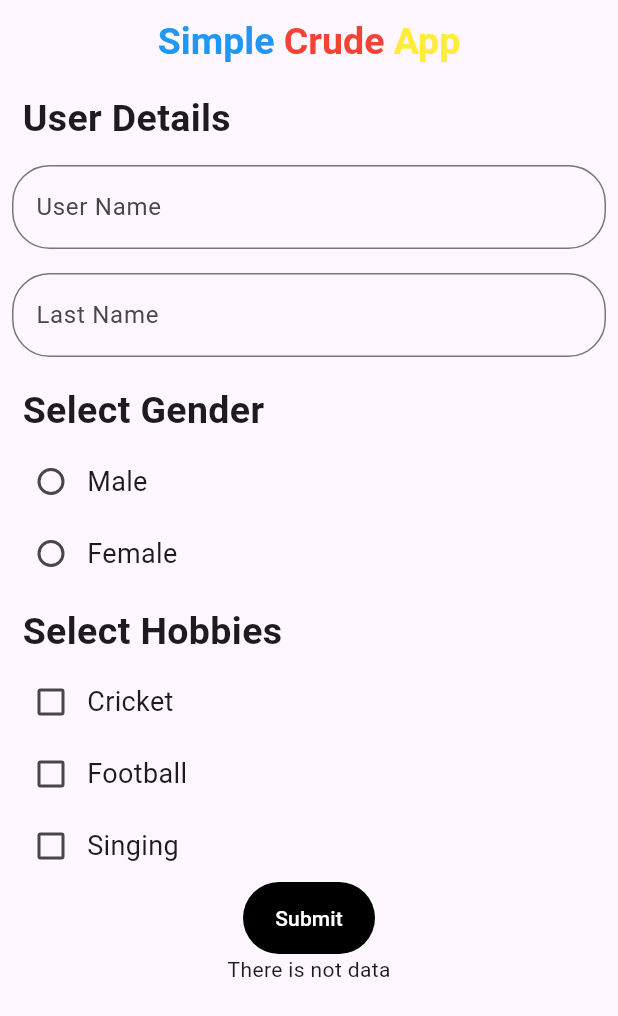
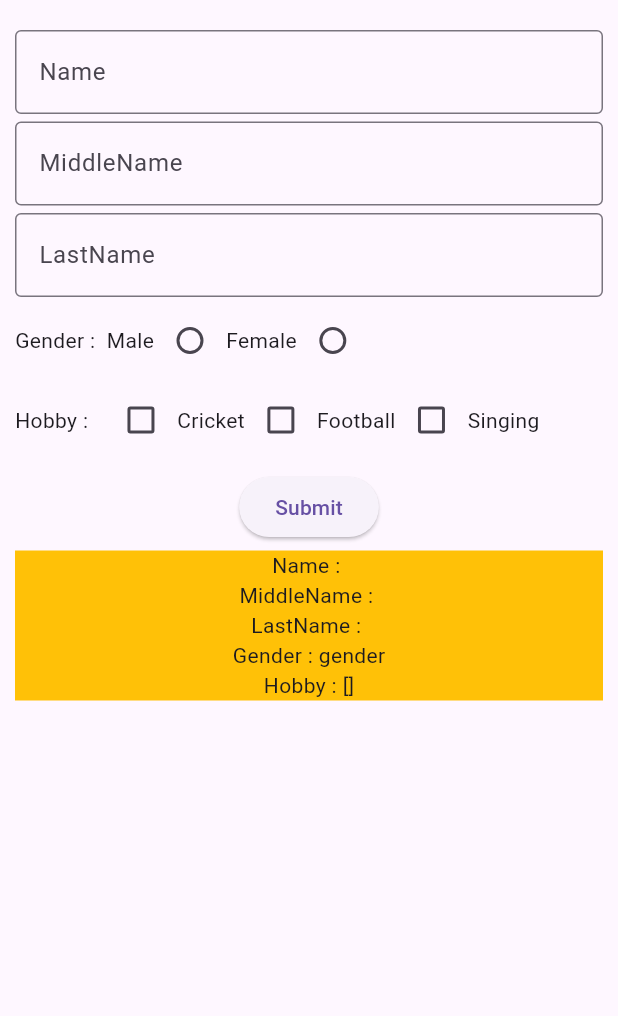
Before and after one commit to veerbhayani/stream_demo, a Flutter app: the screen it shows after launch, after a tap on "Submit", on a phone screen of 412 x 824 dp. Shown: the top 1016 px of the screen. Run offline on Flutter 3.47's test engine with Material 2 defaults, Android fonts, the phone set to English and light mode, and no system bars.

Commit message:
data not getting solved

```diff
--- a/lib/main.dart
+++ b/lib/main.dart
@@ -17,7 +17,7 @@ class MyApp extends StatelessWidget {
         useMaterial3: true,
       ),
       debugShowCheckedModeBanner: false,
-      home: const SimpleCrudApp(),
+      home: const SimpleCrudeApp(),
     );
   }
 }
--- a/lib/my_practice/simple_crud_app_demo/simple_crud_app.dart
+++ b/lib/my_practice/simple_crud_app_demo/simple_crud_app.dart
@@ -1,137 +1,67 @@
 import 'package:flutter/material.dart';
 import 'package:stream_demo/my_practice/simple_crud_app_demo/simple_crud_stream.dart';
 
-class SimpleCrudApp extends StatelessWidget {
-  const SimpleCrudApp({super.key});
+class SimpleCrudeApp extends StatelessWidget {
+  const SimpleCrudeApp({super.key});
 
   @override
   Widget build(BuildContext context) {
     return Scaffold(
-      appBar: AppBar(
-        centerTitle: true,
-        title: const Text.rich(
-          TextSpan(
-            text: 'Simple',
-            style: TextStyle(
-              color: Colors.blue,
-              fontWeight: FontWeight.bold,
-              fontSize: 25,
-            ),
+      body: Padding(
+        padding: const EdgeInsets.symmetric(horizontal: 10, vertical: 20),
+        child: Column(
           children: [
-              TextSpan(
-                text: ' Crude',
-                style: TextStyle(
-                  color: Colors.red,
-                  fontWeight: FontWeight.bold,
-                  fontSize: 25,
-                ),
-              ),
-              TextSpan(
-                text: ' App',
-                style: TextStyle(
-                  color: Colors.yellow,
-                  fontWeight: FontWeight.bold,
-                  fontSize: 25,
-                ),
-              ),
-            ],
+            StreamBuilder(
+              stream: SimpleCrudStream.nameStreamController,
+              builder: (context, snapshot) => TextField(
+                controller: SimpleCrudStream.txtNameEditingController,
+                decoration: const InputDecoration(
+                  border: OutlineInputBorder(),
+                  hintText: 'Name',
+                  labelText: 'Name',
                 ),
               ),
             ),
-      body: ListView(
-        children: [
-          const Padding(
-            padding: EdgeInsets.only(
-              left: 15,
-              top: 5,
-              bottom: 5,
-            ),
-            child: Text(
-              "User Details",
-              style: TextStyle(
-                fontSize: 25,
-                fontWeight: FontWeight.w600,
+            const SizedBox(height: 5),
+            StreamBuilder(
+              stream: SimpleCrudStream.middleNameStreamController,
+              builder: (context, snapshot) => TextField(
+                controller: SimpleCrudStream.txtMiddleNameEditingController,
+                decoration: const InputDecoration(
+                  border: OutlineInputBorder(),
+                  hintText: 'MiddleName',
+                  labelText: 'MiddleName',
                 ),
               ),
             ),
-          Padding(
-            padding: const EdgeInsets.all(8.0),
-            child: TextField(
-              controller: SimpleCrudStream.txtNameEditingController,
+            const SizedBox(height: 5),
+            StreamBuilder(
+              stream: SimpleCrudStream.lastNameStreamController,
+              builder: (context, snapshot) => TextField(
+                controller: SimpleCrudStream.txtLastNameEditingController,
                 decoration: const InputDecoration(
-                border: OutlineInputBorder(
-                  borderRadius: BorderRadius.all(
-                    Radius.circular(
-                      25,
+                  border: OutlineInputBorder(),
+                  hintText: 'LastName',
+                  labelText: 'LastName',
                 ),
               ),
             ),
-                hintText: 'User Name',
-                labelText: 'User Name',
-              ),
-            ),
-          ),
-          Padding(
-            padding: const EdgeInsets.all(8.0),
-            child: TextField(
-              controller: SimpleCrudStream.txtLastNameEditingController,
-              decoration: const InputDecoration(
-                border: OutlineInputBorder(
-                  borderRadius: BorderRadius.all(
-                    Radius.circular(
-                      25,
-                    ),
-                  ),
-                ),
-                hintText: 'Last Name',
-                labelText: 'Last Name',
-              ),
-            ),
-          ),
-          const Padding(
-            padding: EdgeInsets.only(
-              left: 15,
-              top: 10,
-              bottom: 5,
-            ),
-            child: Text(
-              "Select Gender",
-              style: TextStyle(
-                fontSize: 25,
-                fontWeight: FontWeight.w600,
-              ),
-            ),
-          ),
+            const SizedBox(height: 5),
             StreamBuilder(
               stream: SimpleCrudStream.genderStreamController,
-            builder: (context, snapshot) => Column(
+              builder: (context, snapshot) => Row(
                 children: [
-                Padding(
-                  padding: const EdgeInsets.only(left: 10),
-                  child: Row(
-                    children: [
+                  const Text('Gender :  '),
+                  const Text('Male'),
                   Radio(
                     value: SimpleCrudStream.male,
                     groupValue: SimpleCrudStream.gender,
                     onChanged: (value) {
-                          SimpleCrudStream.gender =
-                              SimpleCrudStream.genderControllerValue = value!;
+                      SimpleCrudStream.genderControllerValue =
+                          SimpleCrudStream.gender = value!;
                     },
                   ),
-                      const Text(
-                        'Male',
-                        style: TextStyle(
-                          fontSize: 18,
-                          fontWeight: FontWeight.w400,
-                        ),
-                      ),
-                    ],
-                  ),
-                ),
-                Padding(
-                  padding: const EdgeInsets.only(left: 10),
-                  child: Row(
-                    children: [
+                  const Text('Female'),
                   Radio(
                     value: SimpleCrudStream.feMale,
                     groupValue: SimpleCrudStream.gender,
@@ -140,39 +70,13 @@ class SimpleCrudApp extends StatelessWidget {
                           SimpleCrudStream.gender = value!;
                     },
                   ),
-                      const Text(
-                        'Female',
-                        style: TextStyle(
-                          fontSize: 18,
-                          fontWeight: FontWeight.w400,
-                        ),
-                      ),
                 ],
               ),
             ),
-              ],
-            ),
-          ),
-          const Padding(
-            padding: EdgeInsets.only(
-              left: 15,
-              top: 10,
-              bottom: 5,
-            ),
-            child: Text(
-              "Select Hobbies",
-              style: TextStyle(
-                fontSize: 25,
-                fontWeight: FontWeight.w600,
-              ),
-            ),
-          ),
-          Column(
+            const SizedBox(height: 5),
+            Row(
               children: [
-              Padding(
-                padding: const EdgeInsets.only(left: 10),
-                child: Row(
-                  children: [
+                const Text('Hobby :   '),
                 StreamBuilder(
                   stream: SimpleCrudStream.hobbyCricketStreamController,
                   builder: (context, snapshot) => Checkbox(
@@ -183,20 +87,7 @@ class SimpleCrudApp extends StatelessWidget {
                     },
                   ),
                 ),
-                    const Text(
-                      'Cricket',
-                      style: TextStyle(
-                        fontSize: 18,
-                        fontWeight: FontWeight.w400,
-                      ),
-                    ),
-                  ],
-                ),
-              ),
-              Padding(
-                padding: const EdgeInsets.only(left: 10),
-                child: Row(
-                  children: [
+                const Text('Cricket'),
                 StreamBuilder(
                   stream: SimpleCrudStream.hobbyFootballStreamController,
                   builder: (context, snapshot) => Checkbox(
@@ -207,20 +98,7 @@ class SimpleCrudApp extends StatelessWidget {
                     },
                   ),
                 ),
-                    const Text(
-                      'Football',
-                      style: TextStyle(
-                        fontSize: 18,
-                        fontWeight: FontWeight.w400,
-                      ),
-                    ),
-                  ],
-                ),
-              ),
-              Padding(
-                padding: const EdgeInsets.only(left: 10),
-                child: Row(
-                  children: [
+                const Text('Football'),
                 StreamBuilder(
                   stream: SimpleCrudStream.hobbySingingStreamController,
                   builder: (context, snapshot) => Checkbox(
@@ -231,69 +109,86 @@ class SimpleCrudApp extends StatelessWidget {
                     },
                   ),
                 ),
-                    const Text(
-                      'Singing',
-                      style: TextStyle(
-                        fontSize: 18,
-                        fontWeight: FontWeight.w400,
+                const Text('Singing'),
+              ],
+            ),
+            const SizedBox(height: 5),
+            // StreamBuilder(
+            //   stream: SimpleCrudStream.ageStreamController,
+            //   builder: (context, snapshot) => Slider(
+            //     value: SimpleCrudStream.selectedAge,
+            //     onChanged: (value) {
+            //       SimpleCrudStream.ageControllerValue =
+            //           SimpleCrudStream.selectedAge = value;
+            //     },
+            //     min: 0,
+            //     max: 100,
+            //   ),
+            // ),
+            const SizedBox(height: 5),
+            StreamBuilder(
+              stream: SimpleCrudStream.submitStreamController,
+              builder: (context, snapshot) => ElevatedButton(
+                onPressed: () {
+                  SimpleCrudStream.submitControllerValue =
+                      SimpleCrudStream.submited = true;
+
+                  SimpleCrudStream.addUserData();
+                  SimpleCrudStream.userDataControllerValue =
+                      SimpleCrudStream.userData;
+                  SimpleCrudStream.clearData();
+                  SimpleCrudStream.submitControllerValue =
+                      SimpleCrudStream.submited = false;
+                },
+                child: const Text('Submit'),
               ),
             ),
+            const SizedBox(height: 5),
+            StreamBuilder(
+              stream: SimpleCrudStream.userDataStreamController,
+              builder: (context, snapshot) =>
+                  SimpleCrudStream.userData.isNotEmpty
+                      ? Expanded(
+                          child: ListView.builder(
+                            itemCount: snapshot.data!.length,
+                            itemBuilder: (context, index) => GestureDetector(
+                              onTap: () {
+                                SimpleCrudStream.selecedIndex = index;
+                                SimpleCrudStream.onTapAdd();
+                                SimpleCrudStream.onUpdatTapAdd();
+                              },
+                              child: Dismissible(
+                                key: UniqueKey(),
+                                onDismissed: (direction) {
+                                  SimpleCrudStream.userData.removeAt(index);
+                                },
+                                child: Container(
+                                  height: 100,
+                                  width: double.infinity,
+                                  color: Colors.amber,
+                                  child: Column(
+                                    children: [
+                                      Text(
+                                          'Name : ${snapshot.data![index]['name']}'),
+                                      Text(
+                                          'MiddleName : ${snapshot.data![index]['middleName']}'),
+                                      Text(
+                                          'LastName : ${snapshot.data![index]['lastName']}'),
+                                      Text(
+                                          'Gender : ${snapshot.data![index]['gender']}'),
+                                      Text(
+                                          'Hobby : ${snapshot.data![index]['hobby']}'),
                                     ],
-                ),
-              ),
-            ],
-          ),
-          Center(
-            child: Container(
-              decoration: BoxDecoration(
-                borderRadius: BorderRadius.circular(
-                  100,
-                ),
-                color: Colors.black,
-              ),
-              child: MaterialButton(
-                elevation: 15,
-                animationDuration: const Duration(
-                  seconds: 2,
-                ),
-                onPressed: () {
-                  SimpleCrudStream.submitControllerValue = true;
-                  SimpleCrudStream.addUserData();
-                },
-                child: const Text(
-                  'Submit',
-                  style: TextStyle(
-                    color: Colors.white,
                                   ),
                                 ),
                               ),
                             ),
                           ),
-          StreamBuilder(
-              builder: (context, snapshot) => SimpleCrudStream
-                      .userData.isNotEmpty
-                  ? Expanded(
-                      child: ListView.builder(
-                        itemCount: SimpleCrudStream.userData.length,
-                        itemBuilder: (context, index) => Container(
-                          height: 200,
-                          width: double.infinity,
-                          color: Colors.tealAccent,
-                          child: Column(
-                            children: [
-                              StreamBuilder(
-                                stream: SimpleCrudStream.nameStreamController,
-                                builder: (context, snapshot) => Text(
-                                  snapshot.data.toString(),
-                                ),
-                              ),
+                        )
+                      : const Text('There is no data'),
+            )
           ],
         ),
-                        ),
-                      ),
-                    )
-                  : const Center(child: Text('There is not data'))),
-        ],
       ),
     );
   }
--- a/lib/my_practice/simple_crud_app_demo/simple_crud_stream.dart
+++ b/lib/my_practice/simple_crud_app_demo/simple_crud_stream.dart
@@ -5,23 +5,27 @@ import 'package:flutter/material.dart';
 class SimpleCrudStream {
   static String gender = 'gender', male = 'male', feMale = 'feMale';
   static bool isCricket = false, isFootball = false, isSinging = false;
+  static double selectedAge = 0;
+  static int selecedIndex = 0;
   static bool submited = false;
   static List<String> selectHobbyList = [];
   static List<Map<String, dynamic>> userData = [];
   static TextEditingController txtNameEditingController =
       TextEditingController();
+  static TextEditingController txtMiddleNameEditingController =
+      TextEditingController();
   static TextEditingController txtLastNameEditingController =
       TextEditingController();
 
   static final StreamController<String> _streamController =
-      StreamController<String>();
+      StreamController<String>.broadcast();
   static Stream<String> get genderStreamController => _streamController.stream;
   static Sink<String> get genderSinkController => _streamController.sink;
   static set genderControllerValue(String data) =>
       genderSinkController.add(data);
 
   static final StreamController<bool> _streamCricketController =
-      StreamController<bool>();
+      StreamController<bool>.broadcast();
   static Stream<bool> get hobbyCricketStreamController =>
       _streamCricketController.stream;
   static Sink<bool> get hobbyCricketSinkController =>
@@ -30,7 +34,7 @@ class SimpleCrudStream {
       hobbyCricketSinkController.add(data);
 
   static final StreamController<bool> _streamFootballController =
-      StreamController<bool>();
+      StreamController<bool>.broadcast();
   static Stream<bool> get hobbyFootballStreamController =>
       _streamFootballController.stream;
   static Sink<bool> get hobbyFootballSinkController =>
@@ -39,7 +43,7 @@ class SimpleCrudStream {
       hobbyFootballSinkController.add(data);
 
   static final StreamController<bool> _streamSingingController =
-      StreamController<bool>();
+      StreamController<bool>.broadcast();
   static Stream<bool> get hobbySingingStreamController =>
       _streamSingingController.stream;
   static Sink<bool> get hobbySingingSinkController =>
@@ -47,12 +51,12 @@ class SimpleCrudStream {
   static set hobbySingingControllerValue(bool data) =>
       hobbySingingSinkController.add(data);
 
-  static final StreamController<bool> _streamSubmitController =
-      StreamController<bool>();
-  static Stream<bool> get submitStreamController =>
-      _streamSubmitController.stream;
-  static Sink<bool> get submitSinkController => _streamSubmitController.sink;
-  static set submitControllerValue(bool data) => submitSinkController.add(data);
+  static final StreamController<double> _streamSelectAgeController =
+      StreamController<double>.broadcast();
+  static Stream<double> get ageStreamController =>
+      _streamSelectAgeController.stream;
+  static Sink<double> get ageSinkController => _streamSelectAgeController.sink;
+  static set ageControllerValue(double data) => ageSinkController.add(data);
 
   static final StreamController<List<String>> _streamSelectHobbyController =
       StreamController<List<String>>();
@@ -64,18 +68,48 @@ class SimpleCrudStream {
       selectHobbySinkController.add(data);
 
   static final StreamController<String> _streamNameController =
-      StreamController<String>();
+      StreamController<String>.broadcast();
   static Stream<String> get nameStreamController =>
       _streamNameController.stream;
   static Sink<String> get nameSinkController => _streamNameController.sink;
   static set nameControllerValue(String data) => nameSinkController.add(data);
+
+  static final StreamController<String> _streamMiddleNameController =
+      StreamController<String>.broadcast();
+  static Stream<String> get middleNameStreamController =>
+      _streamMiddleNameController.stream;
+  static Sink<String> get middleNameSinkController =>
+      _streamMiddleNameController.sink;
+  static set middleNameControllerValue(String data) =>
+      middleNameSinkController.add(data);
+
+  static final StreamController<String> _streamLastNameController =
+      StreamController<String>.broadcast();
   static Stream<String> get lastNameStreamController =>
-      _streamNameController.stream;
-  static Sink<String> get lastNameSinkController => _streamNameController.sink;
+      _streamLastNameController.stream;
+  static Sink<String> get lastNameSinkController =>
+      _streamLastNameController.sink;
   static set lastNameControllerValue(String data) =>
-      nameSinkController.add(data);
+      lastNameSinkController.add(data);
 
-  static addUserData() async* {
+  static final StreamController<bool> _streamSubmitController =
+      StreamController<bool>.broadcast();
+  static Stream<bool> get submitStreamController =>
+      _streamSubmitController.stream;
+  static Sink<bool> get submitSinkController => _streamSubmitController.sink;
+  static set submitControllerValue(bool data) => submitSinkController.add(data);
+
+  static final StreamController<List<Map<String, dynamic>>>
+      _streamUseDataController =
+      StreamController<List<Map<String, dynamic>>>.broadcast();
+  static Stream<List<Map<String, dynamic>>> get userDataStreamController =>
+      _streamUseDataController.stream;
+  static Sink<List<Map<String, dynamic>>> get userDataSinkController =>
+      _streamUseDataController.sink;
+  static set userDataControllerValue(List<Map<String, dynamic>> data) =>
+      userDataSinkController.add(data);
+
+  static addUserData() {
     selectHobbyList.clear();
     if (isCricket == true) {
       selectHobbyList.add('Cricket');
@@ -88,9 +122,56 @@ class SimpleCrudStream {
     }
     userData.add({
       'name': txtNameEditingController.text,
+      'middleName': txtMiddleNameEditingController.text,
       'lastName': txtLastNameEditingController.text,
       'gender': gender,
-      'hobby': List.from(selectHobbyList.map((e) => (e))),
+      'hobby': List.from(selectHobbyList.map((e) => e)),
     });
   }
+
+  static onTapAdd() {
+    txtNameEditingController.text = userData[selecedIndex]['name'];
+    txtMiddleNameEditingController.text = userData[selecedIndex]['middleName'];
+    txtLastNameEditingController.text = userData[selecedIndex]['lastName'];
+    gender = userData[selecedIndex]['gender'];
+    selectHobbyList = userData[selecedIndex]['hobby'].map((e) => e);
+    if (userData[selecedIndex]['hobby'].contains('Cricket')) {
+      isCricket = true;
+    }
+    if (userData[selecedIndex]['hobby'].contains('Football')) {
+      isFootball = true;
+    }
+    if (userData[selecedIndex]['hobby'].contains('Singing')) {
+      isSinging = true;
+    }
+    selectHobbyList.clear();
+  }
+
+  static onUpdatTapAdd() {
+    if (isCricket == true) {
+      selectHobbyList.add('Cricket');
+    }
+    if (isFootball == true) {
+      selectHobbyList.add('Football');
+    }
+    if (isSinging == true) {
+      selectHobbyList.add('Singing');
+    }
+    userData[selecedIndex]['name'] = txtNameEditingController.text;
+    userData[selecedIndex]['middleName'] = txtMiddleNameEditingController.text;
+    userData[selecedIndex]['lastName'] = txtLastNameEditingController.text;
+    userData[selecedIndex]['gender'] = gender;
+    userData[selecedIndex]['hobby'] = List.from(selectHobbyList.map((e) => e));
+  }
+
+  static void clearData() {
+    txtNameEditingController.clear();
+    txtMiddleNameEditingController.clear();
+    txtLastNameEditingController.clear();
+    gender = 'gender';
+    selectHobbyList.clear();
+    isCricket = false;
+    isFootball = false;
+    isSinging = false;
+  }
 }
```
Lines whose indentation alone changed are shown as unchanged.
